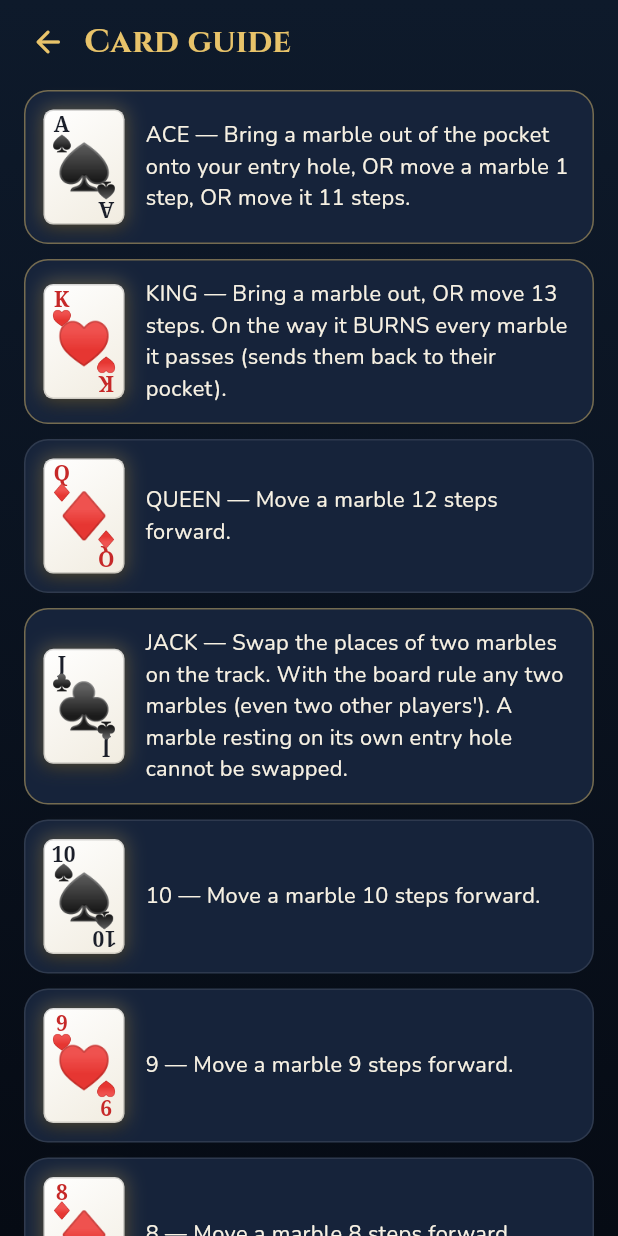
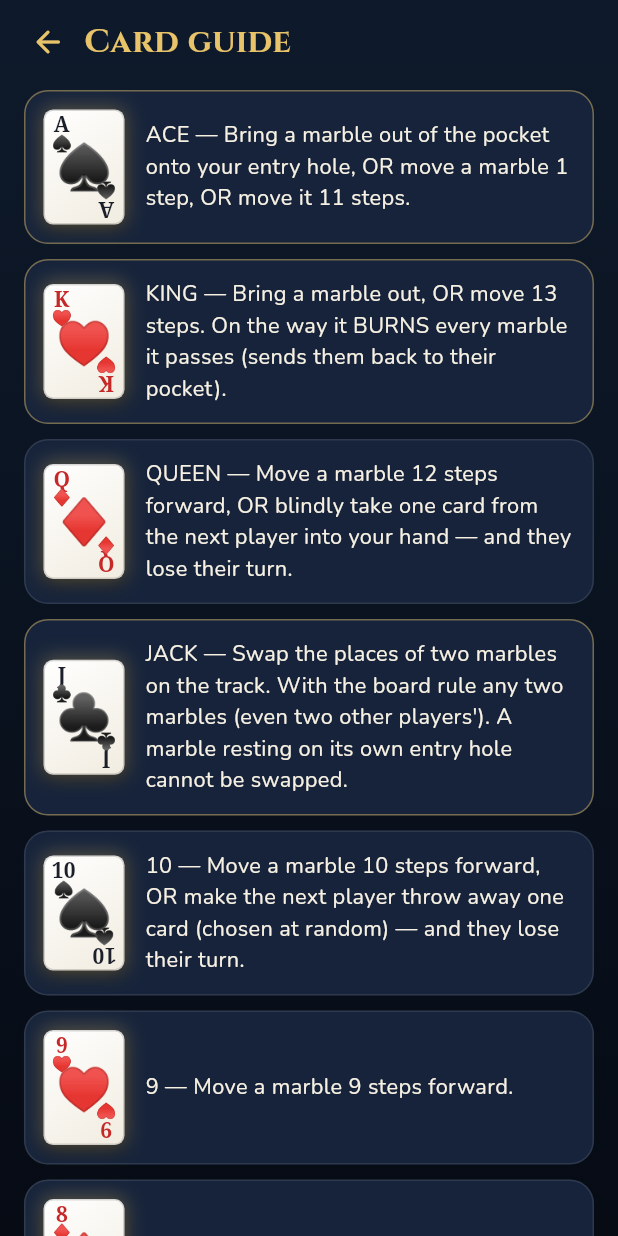
Before and after one commit to hamoodigan/jackaroo, a Flutter app: the CardsScreen screen opened by its route, on a phone screen of 412 x 824 dp. Run offline on Flutter 3.47's test engine with Material 3 defaults, Android fonts, the phone set to English and light mode, and no system bars; our stand-ins replace audioplayers, get, google_fonts, shared_preferences; missing offline and left inert: mqtt_client; accounts and stored records are empty.

Commit message:
10 burns a card and skips, Queen steals a card and skips (house-rule toggles)
Co-Authored-By: Claude Fable 5 <noreply@anthropic.com>

```diff
--- a/lib/core/localization/app_translations.dart
+++ b/lib/core/localization/app_translations.dart
@@ -46,6 +46,18 @@ class AppTranslations extends Translations {
     'rule_burn_partner_hint': 'Landing on your partner sends them home.',
     'rule_seven_split': '7 can be split',
     'rule_seven_split_hint': 'Divide the 7 steps between two marbles.',
+    'rule_ten_skip': '10 can burn a card & skip',
+    'rule_ten_skip_hint':
+        'Instead of moving, the next player throws away a random card and loses their turn.',
+    'rule_queen_steal': 'Queen can steal a card & skip',
+    'rule_queen_steal_hint':
+        'Instead of moving, take a random card from the next player and skip their turn.',
+    'ten_action': 'Burn a card from @name & skip them',
+    'queen_action': 'Steal a card from @name & skip them',
+    'pick_action': 'Tap a marble to move, or use the card\'s power',
+    'pick_power': 'Use the card\'s power below',
+    'effect_discard': '@victim lost a card and their turn',
+    'effect_steal': '@name stole a card from @victim',
     'start_game': 'Start game',
     'round': 'Round @n',
     'your_turn': '@name, your turn',
@@ -75,9 +87,9 @@ class AppTranslations extends Translations {
     'cards_guide': 'Card guide',
     'card_1': 'ACE — Bring a marble out of the pocket onto your entry hole, OR move a marble 1 step, OR move it 11 steps.',
     'card_13': 'KING — Bring a marble out, OR move 13 steps. On the way it BURNS every marble it passes (sends them back to their pocket).',
-    'card_12': 'QUEEN — Move a marble 12 steps forward.',
+    'card_12': 'QUEEN — Move a marble 12 steps forward, OR blindly take one card from the next player into your hand — and they lose their turn.',
     'card_11': 'JACK — Swap the places of two marbles on the track. With the board rule any two marbles (even two other players\'). A marble resting on its own entry hole cannot be swapped.',
-    'card_10': '10 — Move a marble 10 steps forward.',
+    'card_10': '10 — Move a marble 10 steps forward, OR make the next player throw away one card (chosen at random) — and they lose their turn.',
     'card_9': '9 — Move a marble 9 steps forward.',
     'card_8': '8 — Move a marble 8 steps forward.',
     'card_7': '7 — Move a marble 7 steps, OR split the 7 between two marbles (e.g. 3 + 4). Great for entering home exactly.',
@@ -174,6 +186,18 @@ When all your marbles are home you keep playing cards to move your partner's mar
     'rule_burn_partner_hint': 'النزول على بلية شريكك يرجعها للبيت.',
     'rule_seven_split': 'السبعة تنقسم',
     'rule_seven_split_hint': 'قسّم خطوات السبعة بين بليتين.',
+    'rule_ten_skip': 'العشرة تحرق ورقة وتحجب الدور',
+    'rule_ten_skip_hint':
+        'بدل التحرك، اللاعب التالي يرمي ورقة عشوائية ويخسر دوره.',
+    'rule_queen_steal': 'البنت تسرق ورقة وتحجب الدور',
+    'rule_queen_steal_hint':
+        'بدل التحرك، خذ ورقة عشوائية من اللاعب التالي واحجب دوره.',
+    'ten_action': 'احرق ورقة من @name واحجب دوره',
+    'queen_action': 'اسرق ورقة من @name واحجب دوره',
+    'pick_action': 'اضغط على بلية للتحرك، أو استخدم قوة الورقة',
+    'pick_power': 'استخدم قوة الورقة بالأسفل',
+    'effect_discard': '@victim خسر ورقة ودوره',
+    'effect_steal': '@name سرق ورقة من @victim',
     'start_game': 'ابدأ اللعبة',
     'round': 'الجولة @n',
     'your_turn': '@name، دورك',
@@ -203,9 +227,9 @@ When all your marbles are home you keep playing cards to move your partner's mar
     'cards_guide': 'دليل الأوراق',
     'card_1': 'الآس (A) — أخرج بلية من الجيب إلى خانة دخولك، أو تحرك خطوة واحدة، أو ١١ خطوة.',
     'card_13': 'الشيخ (K) — أخرج بلية، أو تحرك ١٣ خطوة، ويحرق كل بلية يمر عليها في الطريق (ترجع إلى جيبها).',
-    'card_12': 'البنت (Q) — تحرك ١٢ خطوة للأمام.',
+    'card_12': 'البنت (Q) — تحرك ١٢ خطوة للأمام، أو خذ ورقة عشوائية من اللاعب التالي إلى يدك — ويخسر دوره.',
     'card_11': 'الشايب (J) — بدّل مكان بليتين على المسار. بقاعدة اللوحة أي بليتين (حتى بليتا لاعبَين آخرَين). البلية الواقفة على خانة دخولها لا تُبدَّل.',
-    'card_10': '10 — تحرك ١٠ خطوات للأمام.',
+    'card_10': '10 — تحرك ١٠ خطوات للأمام، أو اجعل اللاعب التالي يرمي ورقة (عشوائية) — ويخسر دوره.',
     'card_9': '9 — تحرك ٩ خطوات للأمام.',
     'card_8': '8 — تحرك ٨ خطوات للأمام.',
     'card_7': '7 — تحرك ٧ خطوات، أو قسّمها بين بليتين (مثلاً ٣ + ٤). ممتازة لدخول البيت بالرقم المضبوط.',
--- a/lib/domain/engine/bot_engine.dart
+++ b/lib/domain/engine/bot_engine.dart
@@ -45,6 +45,11 @@ class BotEngine {
 
   double score(int seat, Move m, BotLevel level) {
     final team = seat % 2;
+    if (m.kind == MoveKind.forceDiscard) {
+      // Costs the victim a card and a turn; better when they hold few cards.
+      return 9.0 + (4 - s.hands[(seat + 1) % 4].length) * 2;
+    }
+    if (m.kind == MoveKind.steal) return 12.0;
     if (m.kind == MoveKind.discard) {
       // Keep the flexible cards; burn plain numbers first.
       const keep = {1: 8, 13: 8, 11: 5, 7: 4, 5: 3, 4: 3};
--- a/lib/presentation/screens/setup_screen.dart
+++ b/lib/presentation/screens/setup_screen.dart
@@ -57,7 +57,11 @@ class SetupScreen extends StatelessWidget {
                                 _rule('rule_burn_partner', r.canBurnPartner,
                                     (v) => c.setRules(r.copyWith(canBurnPartner: v))),
                                 _rule('rule_seven_split', r.sevenSplit,
-                                    (v) => c.setRules(r.copyWith(sevenSplit: v)),
+                                    (v) => c.setRules(r.copyWith(sevenSplit: v))),
+                                _rule('rule_ten_skip', r.tenSkip,
+                                    (v) => c.setRules(r.copyWith(tenSkip: v))),
+                                _rule('rule_queen_steal', r.queenSteal,
+                                    (v) => c.setRules(r.copyWith(queenSteal: v)),
                                     last: true),
                               ],
                             ),
```
Also changed, not shown: lib/domain/engine/jackaroo_engine.dart (+64 -4 lines), lib/domain/entities/move.dart (+14 -1 lines), lib/domain/entities/rules.dart (+18 -0 lines), lib/presentation/controllers/game_controller.dart (+37 -2 lines), lib/presentation/widgets/hand_view.dart (+40 -0 lines), 4 other files.
